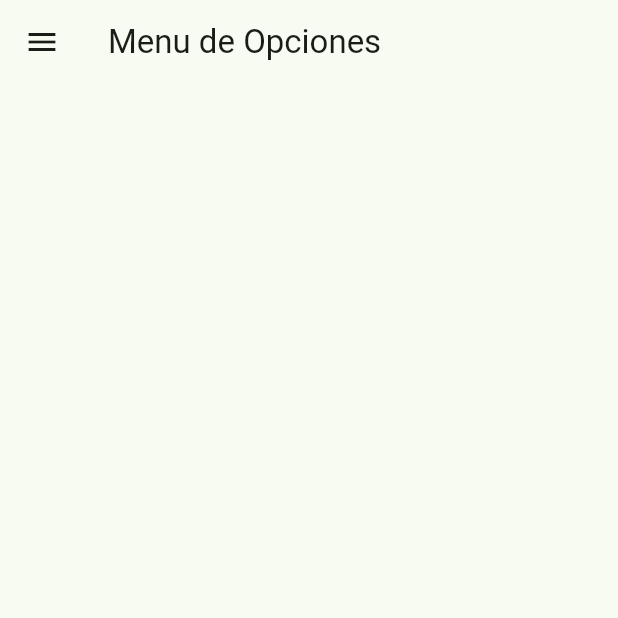
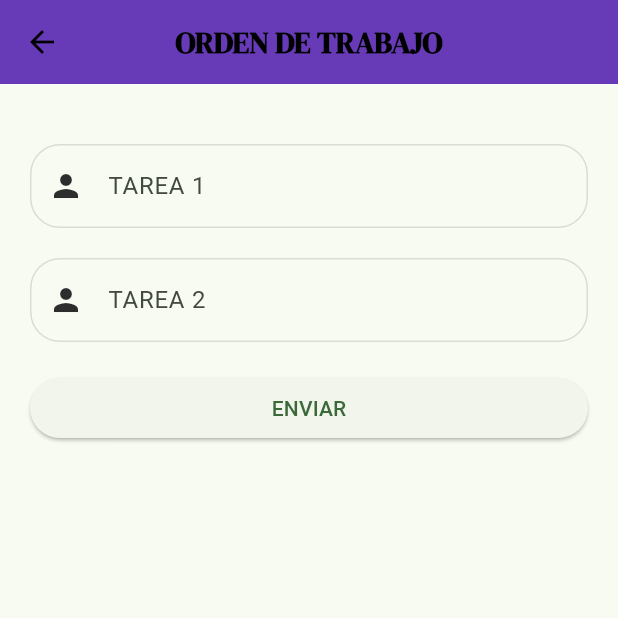
Before and after one commit to ander24508e/Formulario-Movil, a Flutter app: the MenuForm screen opened by its route, in the side drawer, after a tap on "ORDEN DE TRABAJO", on a phone screen of 412 x 824 dp, the top half of it. Run offline on Flutter 3.47's test engine with Material 3 defaults, Android fonts, the phone set to English and light mode, and no system bars; our stand-ins replace google_fonts.

Commit message:
Orden de Trabajo commit

```diff
--- a/lib/main.dart
+++ b/lib/main.dart
@@ -3,6 +3,7 @@ import 'views/cliente_form.dart';
 import 'views/login_form.dart';
 import 'views/menu_form.dart';
 import 'views/encuesta_form.dart';
+import 'views/orden_form.dart';
 
 void main() {
   runApp(const FormularioApp());
@@ -23,7 +24,8 @@ class FormularioApp extends StatelessWidget {
         routes: {
           'cliente_form': (context) => ClienteForm(),
           'menu_form': (context) => MenuForm(),
-          'encuesta_form': (context) => EncuestaForm()
+          'encuesta_form': (context) => EncuestaForm(),
+          'orden_form': (context) => OrdenForm()
         });
   }
 }
--- a/lib/views/menu_form.dart
+++ b/lib/views/menu_form.dart
@@ -84,7 +84,7 @@ class _MenuFormPageState extends State<MenuForm> {
                   ),
                 ),
                 onTap: () {
-                  Navigator.pop(context);
+                  Navigator.pushNamed(context, 'orden_form');
                 }),
             ListTile(
                 leading: const Icon(
--- /dev/null
+++ b/lib/views/orden_form.dart
@@ -0,0 +1,110 @@
+import 'package:flutter/material.dart';
+import 'package:google_fonts/google_fonts.dart';
+
+class OrdenForm extends StatefulWidget {
+  @override
+  State<OrdenForm> createState() => _OrdenFormState();
+}
+
+class _OrdenFormState extends State<OrdenForm> {
+  final _formKey = GlobalKey<FormState>();
+  final _orden1Controller = TextEditingController();
+  final _orden2Controller = TextEditingController();
+  bool _isSubmitted = false;
+
+  @override
+  Widget build(BuildContext context) {
+    return Scaffold(
+      appBar: AppBar(
+        backgroundColor: Colors.deepPurple,
+        leading: IconButton(
+          icon: const Icon(Icons.arrow_back, color: Colors.black),
+          onPressed: () {
+            Navigator.pushNamed(context, 'menu_form');
+          },
+        ),
+        title: Text(
+          'Orden de trabajo'.toUpperCase(),
+          style: GoogleFonts.dmSerifDisplay(
+            color: Colors.black,
+            fontSize: 20,
+            fontWeight: FontWeight.bold,
+          ),
+        ),
+        centerTitle: true,
+      ),
+      body: Padding(
+        padding: const EdgeInsets.all(20),
+        child: Form(
+          key: _formKey,
+          child: ListView(
+            children: [
+              const SizedBox(height: 20),
+              // ORDEN DE TRABAJO 1
+              TextFormField(
+                controller: _orden1Controller,
+                decoration: InputDecoration(
+                  enabledBorder: OutlineInputBorder(
+                      borderSide: const BorderSide(color: Colors.black12),
+                      borderRadius: BorderRadius.circular(20)),
+                  focusedBorder: OutlineInputBorder(
+                      borderSide: const BorderSide(
+                          color: Color.fromARGB(242, 34, 34, 34)),
+                      borderRadius: BorderRadius.circular(20)),
+                  hintText: "Tarea 1".toUpperCase(),
+                  prefixIcon: const Icon(Icons.person),
+                  prefixIconColor: const Color.fromARGB(242, 34, 34, 34),
+                ),
+                validator: (value) {
+                  if (value == null || value.isEmpty) {
+                    return "Ingrese una orden de trabajo valida";
+                  }
+                  return null;
+                },
+              ),
+              const SizedBox(height: 20),
+              // ORDEN DE TRABAJO 2
+              TextFormField(
+                controller: _orden2Controller,
+                decoration: InputDecoration(
+                  enabledBorder: OutlineInputBorder(
+                      borderSide: const BorderSide(color: Colors.black12),
+                      borderRadius: BorderRadius.circular(20)),
+                  focusedBorder: OutlineInputBorder(
+                      borderSide: const BorderSide(
+                          color: Color.fromARGB(242, 34, 34, 34)),
+                      borderRadius: BorderRadius.circular(20)),
+                  hintText: "Tarea 2".toUpperCase(),
+                  prefixIcon: const Icon(Icons.person),
+                  prefixIconColor: const Color.fromARGB(242, 34, 34, 34),
+                ),
+                validator: (value) {
+                  if (value == null || value.isEmpty) {
+                    return "Ingrese una orden de trabajo valida";
+                  }
+                  return null;
+                },
+              ),
+              const SizedBox(height: 20),
+              ElevatedButton(
+                onPressed: () {
+                  setState(() {
+                    _isSubmitted = true;
+                  });
+                  if (_formKey.currentState!.validate()) {
+                    ScaffoldMessenger.of(context).showSnackBar(
+                      const SnackBar(
+                          content: Text("ORDENES DE TRABAJO AGREGADAS SATISFACTORIAMENTE")),
+                    );
+                  }
+                },
+                child: const Text("ENVIAR"),
+              ),
+              const SizedBox(height: 5),
+            ],
+          ),
+        ),
+      ),
+    );
+  }
+}
```
